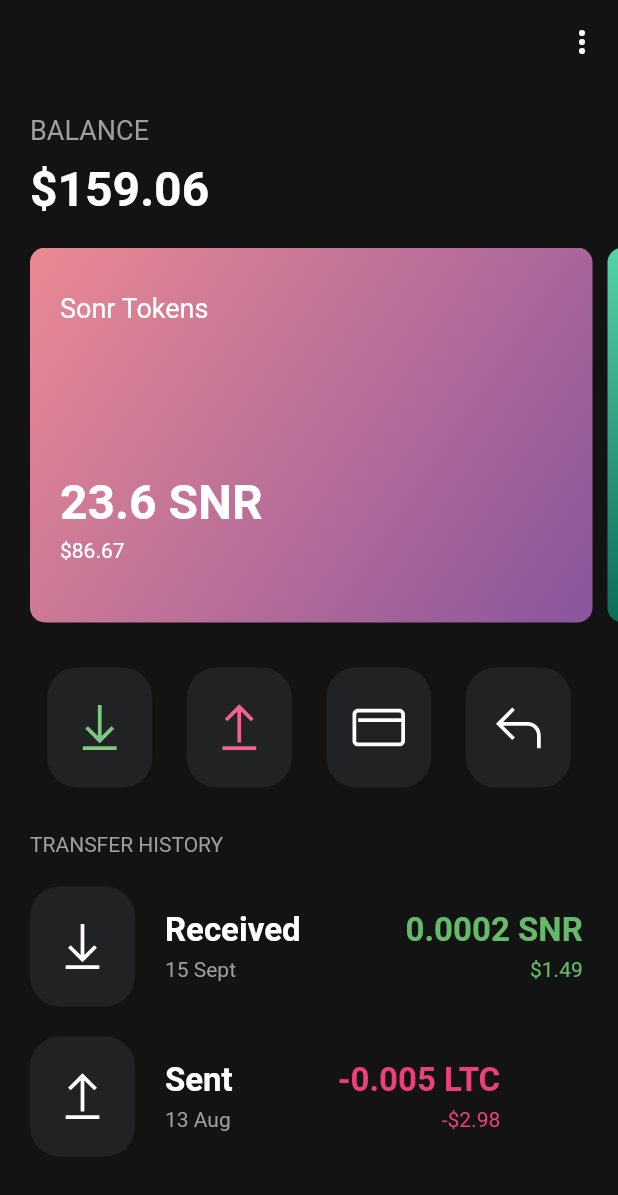
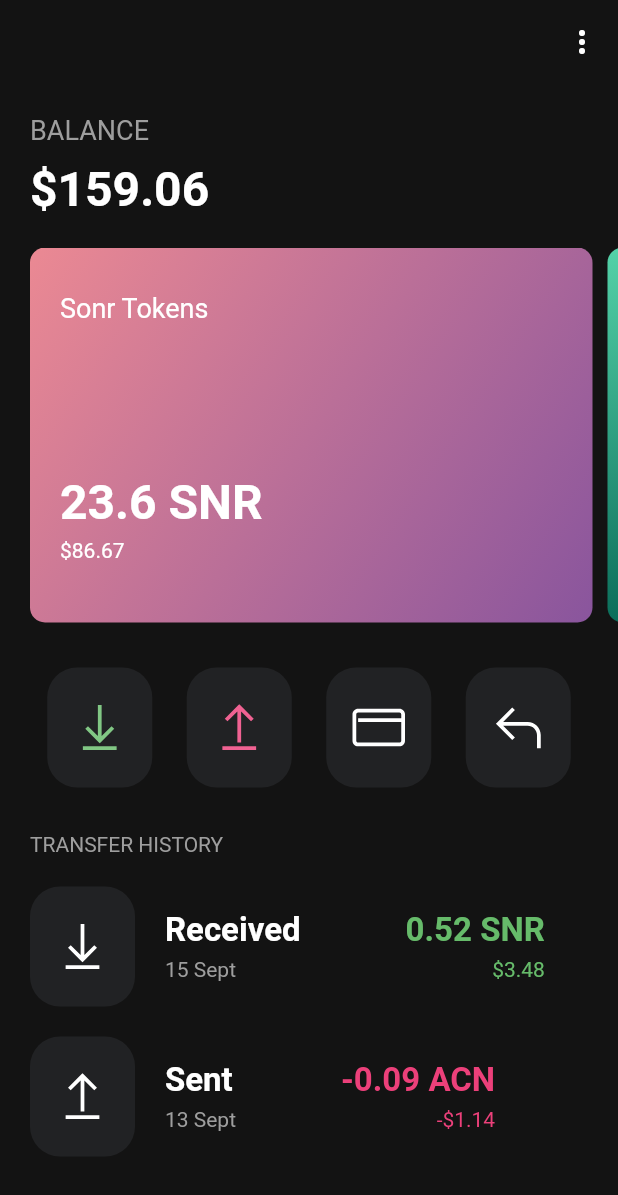
Before and after one commit to mihirKachroo/HTN2022, a Flutter app: the screen it shows after launch, on a phone screen of 412 x 824 dp. Shown: the top 1195 px of the screen. Run offline on Flutter 3.47's test engine with Material 2 defaults, Android fonts, the light colour scheme and no system bars; our stand-ins replace get, line_awesome_icons; missing offline and left inert: motor_flutter.

Commit message:
updated menu view

```diff
--- a/client/lib/homePage.dart
+++ b/client/lib/homePage.dart
@@ -170,16 +170,16 @@ class _HomePageState extends State<HomePage> {
                       iconData: LineAwesomeIcons.download,
                       text: "Received",
                       date: "15 Sept",
-                      coins: "0.0002 SNR",
-                      dollars: "\$1.49",
+                      coins: "0.52 SNR",
+                      dollars: "\$3.48",
                       color: Colors.green[400]),
                   SizedBox(height: 20.0),
                   TransterHistorWidget(
                     iconData: LineAwesomeIcons.upload,
                     text: "Sent",
-                    date: "13 Aug",
-                    coins: "-0.005 LTC",
-                    dollars: "-\$2.98",
+                    date: "13 Sept",
+                    coins: "-0.09 ACN",
+                    dollars: "-\$1.14",
                     color: Colors.pink[400],
                   ),
                 ],
```
